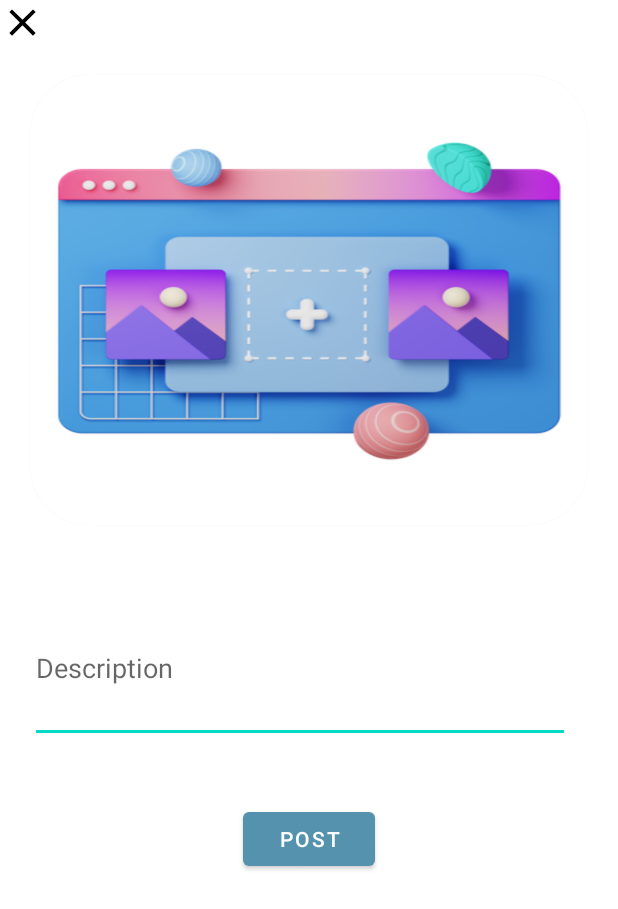
After one commit to ShankarRio2k/rios, an Android app: the layout new_post.xml on its own in the app's theme, with its tools: preview values and no code run, on a phone screen of 412 x 824 dp. The commit adds this screen. Shown: the top 909 px of the screen. Run offline under Robolectric (Android 15) with nearby library versions, the phone set to English and light mode, and no system bars.

```diff
--- a/app/src/main/java/com/example/rios/views/post.kt
+++ b/app/src/main/java/com/example/rios/views/post.kt
@@ -1,6 +1,6 @@
 package com.example.rios.views
 
-import com.google.protobuf.Timestamp
+import com.google.firebase.Timestamp
 
 data class post(
     val postId: String,
--- /dev/null
+++ b/app/src/main/res/drawable/ic_baseline_close_24.xml
@@ -0,0 +1,5 @@
+<vector android:height="24dp" android:tint="#000000"
+    android:viewportHeight="24" android:viewportWidth="24"
+    android:width="24dp" xmlns:android="http://schemas.android.com/apk/res/android">
+    <path android:fillColor="@android:color/white" android:pathData="M19,6.41L17.59,5 12,10.59 6.41,5 5,6.41 10.59,12 5,17.59 6.41,19 12,13.41 17.59,19 19,17.59 13.41,12z"/>
+</vector>
--- /dev/null
+++ b/app/src/main/res/layout/new_post.xml
@@ -0,0 +1,52 @@
+<?xml version="1.0" encoding="utf-8"?>
+<LinearLayout xmlns:android="http://schemas.android.com/apk/res/android"
+    xmlns:app="http://schemas.android.com/apk/res-auto"
+    xmlns:tools="http://schemas.android.com/tools"
+    android:layout_width="match_parent"
+    android:layout_height="match_parent"
+    android:orientation="vertical">
+    <ImageView
+        android:id="@+id/close"
+        android:src="@drawable/ic_baseline_close_24"
+        android:layout_width="30dp"
+        android:layout_height="30dp">
+
+    </ImageView>
+    <androidx.cardview.widget.CardView
+        android:layout_margin="20dp"
+        android:layout_gravity="center_horizontal"
+        app:cardCornerRadius="40dp"
+        android:layout_width="wrap_content"
+        android:layout_height="wrap_content">
+        <ImageView
+            android:id="@+id/imgadded"
+            android:layout_width="400dp"
+            android:layout_height="300dp"
+            android:scaleType="fitXY"
+            android:src="@drawable/upload"
+            android:layout_gravity="center">
+
+        </ImageView>
+    </androidx.cardview.widget.CardView>
+    <EditText
+        android:layout_width="360dp"
+        android:layout_height="100dp"
+        android:layout_marginTop="25dp"
+        android:hint="Description"
+        android:id="@+id/description"
+        android:maxLines="5"
+        android:layout_marginLeft="20dp">
+
+    </EditText>
+
+    <Button
+        android:id="@+id/postimg"
+        android:layout_marginTop="40dp"
+        android:layout_gravity="center_horizontal"
+        android:layout_width="wrap_content"
+        android:layout_height="wrap_content"
+        android:text="Post">
+
+    </Button>
+
+</LinearLayout>
```
Also changed, not shown: app/src/main/java/com/example/rios/views/surf.kt (+105 -1 lines), app/src/main/res/drawable/upload.webp (added).
